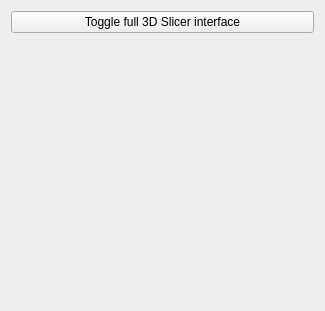
Old version of the form SimplifiedViewer/Resources/UI/SimplifiedViewer.ui in the repository SlicerHeart/SlicerHeart.
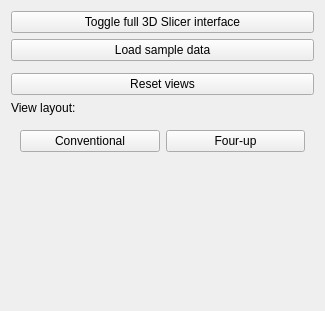
New version of the form. Custom widgets are drawn as their Qt base class.

Commit message:
ENH: Add stylesheet and sample data functionality
Re:  JolleyLab/Internal#200

Diff of the .ui file:
```diff
--- a/SimplifiedViewer/Resources/UI/SimplifiedViewer.ui
+++ b/SimplifiedViewer/Resources/UI/SimplifiedViewer.ui
@@ -18,6 +18,54 @@
      </property>
     </widget>
    </item>
+   <item>
+    <widget class="QPushButton" name="loadSampleDataButton">
+     <property name="text">
+      <string>Load sample data</string>
+     </property>
+    </widget>
+   </item>
+   <item>
+    <widget class="qMRMLSequenceBrowserPlayWidget" name="sequenceBrowserWidget">
+     <property name="RecordingControlsVisible">
+      <bool>false</bool>
+     </property>
+    </widget>
+   </item>
+   <item>
+    <widget class="QPushButton" name="resetViewsButton">
+     <property name="text">
+      <string>Reset views</string>
+     </property>
+    </widget>
+   </item>
+   <item>
+    <widget class="QLabel" name="label">
+     <property name="text">
+      <string>View layout:</string>
+     </property>
+    </widget>
+   </item>
+   <item>
+    <widget class="QWidget" name="widget" native="true">
+     <layout class="QGridLayout" name="gridLayout">
+      <item row="0" column="0">
+       <widget class="QPushButton" name="conventionalViewButton">
+        <property name="text">
+         <string>Conventional</string>
+        </property>
+       </widget>
+      </item>
+      <item row="0" column="1">
+       <widget class="QPushButton" name="fourUpViewButton">
+        <property name="text">
+         <string>Four-up</string>
+        </property>
+       </widget>
+      </item>
+     </layout>
+    </widget>
+   </item>
    <item>
     <spacer name="verticalSpacer">
      <property name="orientation">
@@ -40,6 +88,11 @@
    <header>qMRMLWidget.h</header>
    <container>1</container>
   </customwidget>
+  <customwidget>
+   <class>qMRMLSequenceBrowserPlayWidget</class>
+   <extends>qMRMLWidget</extends>
+   <header>qMRMLSequenceBrowserPlayWidget.h</header>
+  </customwidget>
  </customwidgets>
  <resources/>
  <connections/>
```
Left out of the diff: 19 changed lines with no effect on the pictures. The commit also changes 3 other files.
